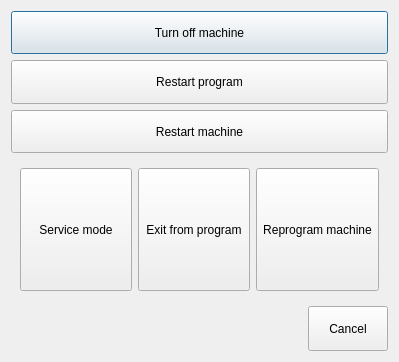
This is exitdialog.ui in mishkoLitvin/L_Aries-progect as Qt 5 draws it before an edit. The edited form follows.
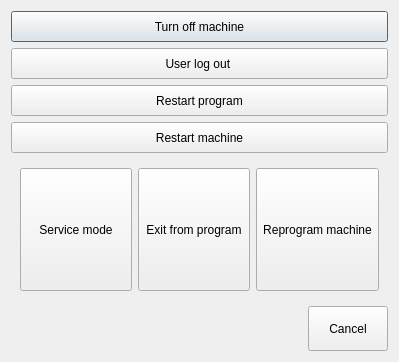
This is the edited form. Icons and pictures are not drawn.

```diff
--- a/exitdialog.ui
+++ b/exitdialog.ui
@@ -39,6 +39,29 @@
        </property>
       </widget>
      </item>
+     <item>
+      <widget class="QPushButton" name="pButtonLogOut">
+       <property name="sizePolicy">
+        <sizepolicy hsizetype="Minimum" vsizetype="Expanding">
+         <horstretch>0</horstretch>
+         <verstretch>0</verstretch>
+        </sizepolicy>
+       </property>
+       <property name="text">
+        <string>User log out </string>
+       </property>
+       <property name="icon">
+        <iconset resource="icons.qrc">
+         <normaloff>:/new/icons/icons/Base/hand.png</normaloff>:/new/icons/icons/Base/hand.png</iconset>
+       </property>
+       <property name="iconSize">
+        <size>
+         <width>50</width>
+         <height>50</height>
+        </size>
+       </property>
+      </widget>
+     </item>
      <item>
       <widget class="QPushButton" name="pButtonRestartApp">
        <property name="sizePolicy">
```
Left out of the diff: 2 changed lines with no effect on the pictures.
